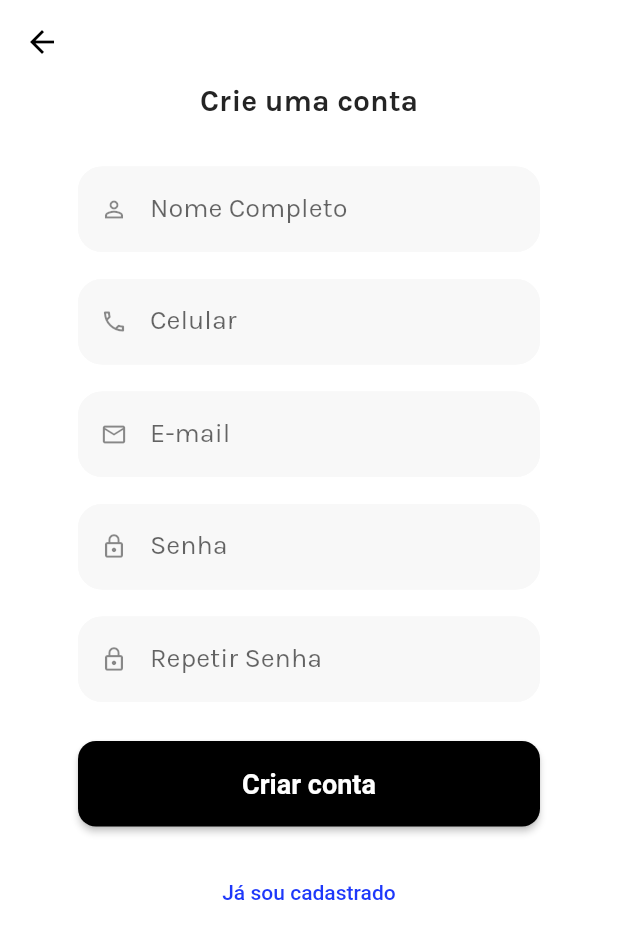
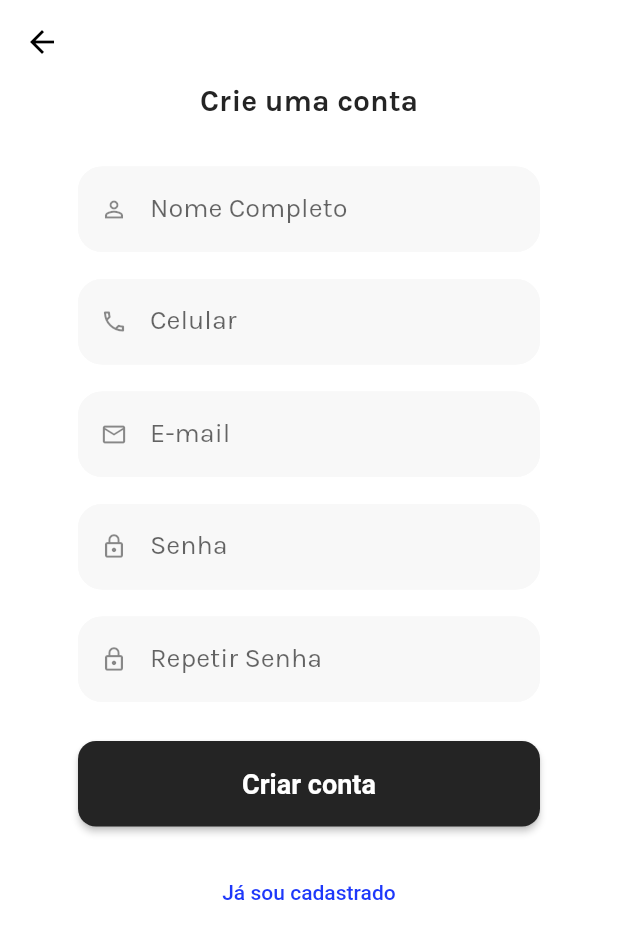
Before and after one commit to proz-tecnologia/PIT02GP06, a Flutter app: the screen it shows after launch, after a tap on "Criar uma conta", on a phone screen of 412 x 824 dp. Shown: the top 939 px of the screen. Run offline on Flutter 3.47's test engine with Material 2 defaults, Android fonts, the phone set to English and light mode, and no system bars; our stand-ins replace cloud_firestore, firebase_auth, firebase_core, flutter_modular, mask_text_input_formatter, shared_preferences; missing offline and left inert: graphic; accounts and stored records are empty.

Commit message:
alterando a cor do botão da tela de cadastro

```diff
--- a/lib/src/page/register/register_screen.dart
+++ b/lib/src/page/register/register_screen.dart
@@ -113,7 +113,7 @@ class RegisterScreen extends StatelessWidget {
                                       passwordItem.controller.text),
                                   style: ElevatedButton.styleFrom(
                                       padding: const EdgeInsets.all(18),
-                                      backgroundColor: Colors.black,
+                                      backgroundColor: AppColors.primaryColor,
                                       shape: RoundedRectangleBorder(
                                         borderRadius: BorderRadius.circular(12),
                                       )),
```
